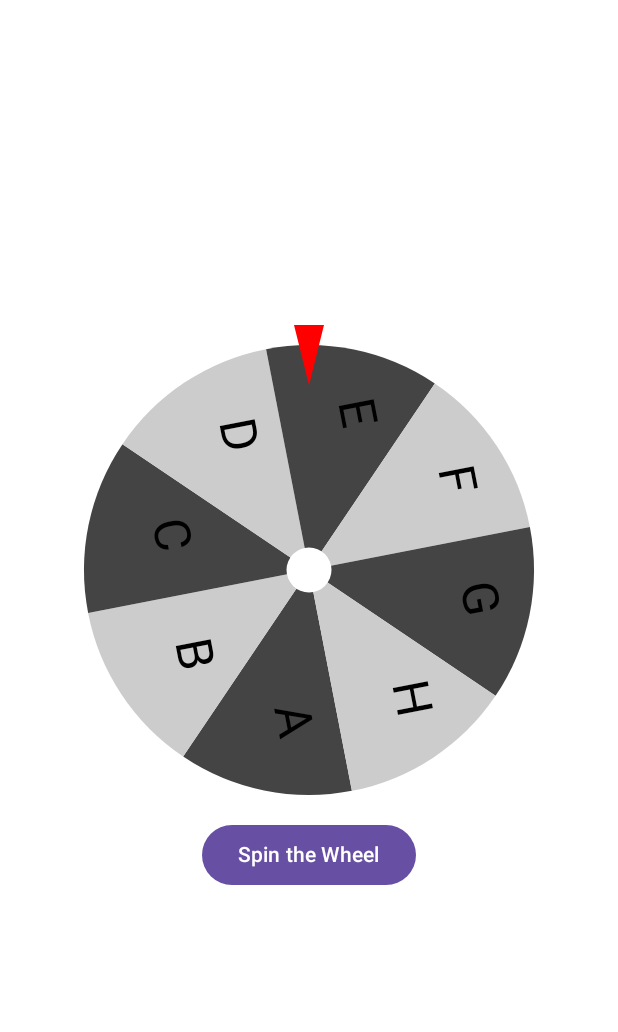
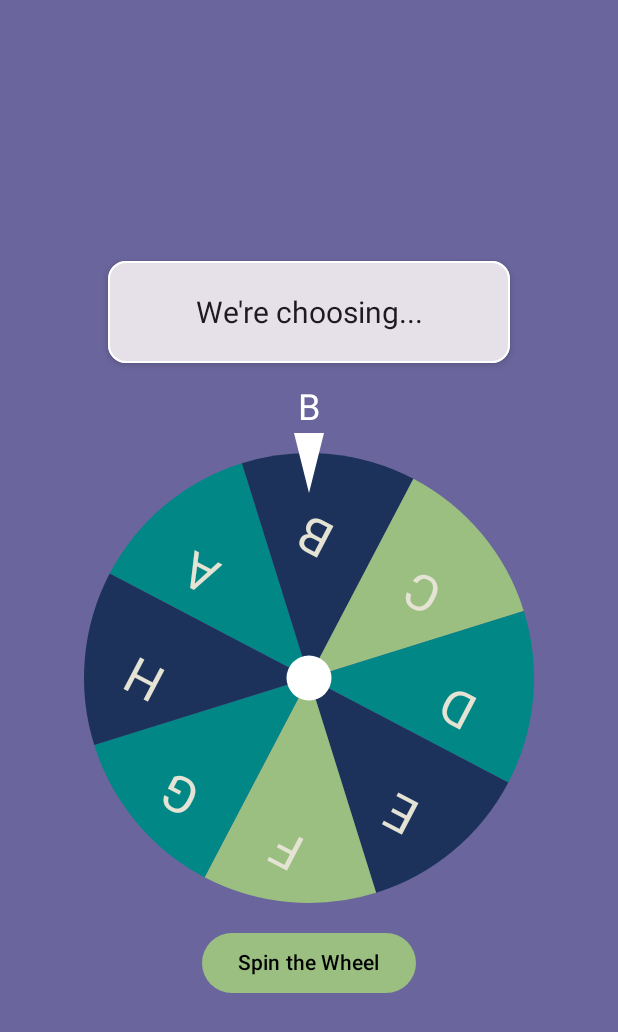
Before and after one commit to ZainabNugget/HelpMeDecide, an Android app built with Jetpack Compose: the SpinTheWheel screen opened directly, with no data from a screen before it, after a tap on "Spin the Wheel", on a phone screen of 412 x 824 dp. Shown: the top 1032 px of the screen. Run offline under Robolectric (Android 15) with nearby library versions, the phone set to English and light mode, and no system bars.

Commit message:
Finally the wheel works :)

```diff
--- a/app/build.gradle.kts
+++ b/app/build.gradle.kts
@@ -52,6 +52,7 @@ dependencies {
     implementation(libs.androidx.fragment.ktx)
     implementation(libs.kotlinx.serialization.json)
     implementation(libs.androidx.navigation.compose)
+    implementation(libs.androidx.navigation.compose.v240alpha01)
     implementation(libs.androidx.core.ktx)
     implementation(libs.androidx.lifecycle.runtime.ktx)
     implementation(libs.androidx.activity.compose)
--- a/app/src/main/java/com/griffith/helpmedecide/SpinTheWheel.kt
+++ b/app/src/main/java/com/griffith/helpmedecide/SpinTheWheel.kt
@@ -4,11 +4,13 @@ package com.griffith.helpmedecide
 * BSCH - Stage 4 MD
 * Student Number: 3088942
 * */
-
+import android.graphics.Paint
 import android.os.Bundle
+import android.util.Log
 import androidx.activity.ComponentActivity
 import androidx.activity.compose.setContent
 import androidx.compose.animation.core.*
+import androidx.compose.foundation.BorderStroke
 import androidx.compose.foundation.Canvas
 import androidx.compose.foundation.background
 import androidx.compose.foundation.layout.*
@@ -21,13 +23,16 @@ import androidx.compose.ui.geometry.Size
 import androidx.compose.ui.graphics.Color
 import androidx.compose.ui.graphics.drawscope.rotate
 import androidx.compose.ui.graphics.nativeCanvas
+import androidx.compose.ui.platform.LocalContext
+import androidx.compose.ui.text.style.TextAlign
 import androidx.compose.ui.tooling.preview.Preview
-//import androidx.compose.ui.tooling.preview.Preview
 import androidx.compose.ui.unit.dp
+import androidx.compose.ui.unit.sp
 import kotlin.math.cos
 import kotlin.math.sin
 import kotlin.random.Random
 
+var items : List<String>? = null
 class SpinTheWheel : ComponentActivity() {
     override fun onCreate(savedInstanceState: Bundle?) {
         super.onCreate(savedInstanceState)
@@ -35,14 +40,18 @@ class SpinTheWheel : ComponentActivity() {
             //This gets the list from the generate list activity!
             //This will be a dummy until the GPS stuff is completed
             val segments = listOf("A", "B", "C", "D", "E", "F","G","H") //list of items
-            val items = intent.getStringArrayListExtra("ITEMS_LIST") ?: emptyList<String>()
+            items = intent.getStringArrayListExtra("ITEMS_LIST")?.toMutableList() ?: emptyList<String>()
             val IS_USER_GENERATED = intent.getBooleanExtra("IS_USER_GENERATED", false)
+            items = intent.getStringArrayListExtra("RESTAURANT_LIST")?.toMutableList() ?: emptyList<String>()
+            val LOCATION_GENERATED = intent.getBooleanExtra("LOCATION_GENERATED", false)
             Surface(
                 modifier = Modifier.fillMaxSize(),
-                color = MaterialTheme.colorScheme.background
+                color = Color.Blue
             ) {
                 if(IS_USER_GENERATED){ //Generated by the user
-                    SpinWheelDraw(segments = items)
+                    SpinWheelDraw(segments = items!!)
+                } else if(LOCATION_GENERATED){
+                    SpinWheelDraw(segments =items!!)
                 } else { //Generated by GPS specific stuff :)
                     SpinWheelDraw(segments = segments)
                 }
@@ -52,14 +61,14 @@ class SpinTheWheel : ComponentActivity() {
 }
 
 @Composable
-fun SpinWheelDraw(segments : List<String>) {
+fun SpinWheelDraw(segments: List<String>) {
     var isSpinning by remember { mutableStateOf(false) }
     var currentRotation by remember { mutableFloatStateOf(0f) }
     var targetRotation by remember { mutableFloatStateOf(0f) }
     var selectedItem by remember { mutableStateOf("") }
+    var highlightedItem by remember { mutableStateOf(segments.first()) } // Tracks current item
     var showDialog by remember { mutableStateOf(false) }
 
-//    val segments = listOf("A", "B", "C", "D", "E", "F","G","H") //list of items
     val animatedRotation by animateFloatAsState(
         targetValue = targetRotation,
         animationSpec = tween(
@@ -68,30 +77,78 @@ fun SpinWheelDraw(segments : List<String>) {
         ),
         finishedListener = {
             isSpinning = false
-//            currentRotation = targetRotation % 360
-            val selectedIndex = (targetRotation % segments.size).toInt()
+            val normalizedRotation = targetRotation % 360
+            val segmentAngle = 360f / segments.size
+            val pointerAngle = 0f
+            val adjustedAngle = (normalizedRotation + pointerAngle) % 360
+            val selectedIndex = ((360 - adjustedAngle) / segmentAngle).toInt() % segments.size
             selectedItem = segments[selectedIndex]
             showDialog = true
         }
     )
 
+    LaunchedEffect(animatedRotation) {
+        if (isSpinning) {
+            val normalizedRotation = animatedRotation % 360
+            val segmentAngle = 360f / segments.size
+            val adjustedAngle = (360 - normalizedRotation) % 360
+            val highlightedIndex = (adjustedAngle / segmentAngle).toInt() % segments.size
+            highlightedItem = segments[highlightedIndex]
+        }
+    }
+
     Column(
         modifier = Modifier
             .fillMaxSize()
-            .background(Color.White)
+            .background(Color(LocalContext.current.getColor(R.color.light_purple)))
             .padding(16.dp),
         horizontalAlignment = Alignment.CenterHorizontally,
         verticalArrangement = Arrangement.Center
     ) {
+        Row( //Just a title card
+            modifier = Modifier.fillMaxWidth(),
+            horizontalArrangement = Arrangement.Center,
+            verticalAlignment = Alignment.CenterVertically
+        ) {
+            Card(
+                border = BorderStroke(1.dp, Color.White),
+                modifier = Modifier
+                    .size(width = 300.dp, height = 100.dp)
+                    .padding(16.dp),
+                elevation = CardDefaults.cardElevation(
+                    defaultElevation = 3.dp
+                ),
+            ) {
+                Box(
+                    modifier = Modifier.fillMaxSize(),
+                    contentAlignment = Alignment.Center
+                ) {
+                    Text(
+                        text = "We're choosing...",
+                        fontSize = 20.sp,
+                        textAlign = TextAlign.Center
+                    )
+                }
+            }
+        }
+        Text( //show the user the choices cuz its satisfying
+            text = highlightedItem,
+            fontSize = 24.sp,
+            color = Color.White,
+            modifier = Modifier.padding(bottom = 16.dp)
+        )
         DrawTheWheel(rotationAngle = animatedRotation, segments = segments)
-
-        Spacer(modifier = Modifier.height(16.dp))
+        Spacer(modifier = Modifier.height(16.dp)) //space between
         Button(
+            colors = ButtonDefaults.buttonColors(
+                containerColor = Color(LocalContext.current.getColor(R.color.light_green)),
+                contentColor = Color(LocalContext.current.getColor(R.color.black))
+            ),
             onClick = {
-                if (!isSpinning) {
-                    currentRotation = 0f
-                    val randomEndAngle = Random.nextInt(0, 360)
-                    val fullRotations = 5 * 360
+                if (!isSpinning) { //triggers the spinning animation
+                    currentRotation = targetRotation //if its 0 it doesnt spin well after the first spin
+                    val randomEndAngle = Random.nextInt(0, 360) //to randomise the choices
+                    val fullRotations = 5 * 360 //animation choice
                     targetRotation = currentRotation + fullRotations + randomEndAngle
                     isSpinning = true
                 }
@@ -101,8 +158,8 @@ fun SpinWheelDraw(segments : List<String>) {
         }
     }
 
-    if (showDialog) {
-        ShowPopupDialog(selectedItem) {
+    if (showDialog) { //if its ok to show it
+        ShowPopupDialog(selectedItem) { //selected item from the wheel
             showDialog = false
         }
     }
@@ -110,17 +167,21 @@ fun SpinWheelDraw(segments : List<String>) {
 
 @Composable
 fun DrawTheWheel(rotationAngle: Float, segments : List<String>) {
-//    val segments = listOf("A", "B", "C", "D", "E", "F","G","H") //list of items
-    val colors = listOf(Color.DarkGray, Color.LightGray)
-    Box{
+    val context = LocalContext.current //to get the colors from xml file
+    val colors = listOf( //list of colors for the wheel
+        Color(context.getColor(R.color.teal_700)),
+        Color(context.getColor(R.color.dark_blue_custom)),
+        Color(context.getColor(R.color.light_green)))
+    Box{ //using canvas to draw the wheel
         Canvas(modifier = Modifier.size(300.dp)) {
-            val canvasSize = size.minDimension
-            val radius = canvasSize / 2
+            val canvasSize = size.minDimension //define canvas size
+            val radius = canvasSize / 2 //radius of the circle
             val center = Offset(size.width / 2, size.height / 2)
             val segmentAngle = 360f / segments.size
-            rotate(degrees = rotationAngle, pivot = center) {
+            //rotate the little arcs
+            rotate(degrees = rotationAngle-90f, pivot = center) {
                 for (i in segments.indices) {
-                    val color = colors[i % 2]
+                    val color = colors[i % 3]
                     drawArc(
                         color = color,
                         startAngle = i * segmentAngle,
@@ -129,7 +190,7 @@ fun DrawTheWheel(rotationAngle: Float, segments : List<String>) {
                         size = Size(canvasSize, canvasSize),
                         topLeft = Offset((size.width - canvasSize) / 2, (size.height - canvasSize) / 2)
                     )
-
+                    Log.d("StartAngle", "${i * segmentAngle}")
                     val textAngle = (i * segmentAngle + segmentAngle / 2)
                     val textRadius = radius * 0.7f
                     val x = center.x + textRadius * cos(Math.toRadians(textAngle.toDouble())).toFloat()
@@ -137,14 +198,27 @@ fun DrawTheWheel(rotationAngle: Float, segments : List<String>) {
 
                     drawContext.canvas.nativeCanvas.apply {
                         save()
-                        //rotate(textAngle)
+                        //Truncate the strings, because when theyre too long they look ugly
+                        val paint = Paint().apply {
+                            textSize = 50f
+                            textAlign = Paint.Align.CENTER
+                        }
+                        val maxWidth = 200f
+                        var textToDraw = segments[i]
+                        while (paint.measureText(textToDraw) > maxWidth && textToDraw.isNotEmpty()) {
+                            textToDraw = textToDraw.dropLast(1) // Remove the last character
+                        }
+                        if (textToDraw != segments[i]) {
+                            textToDraw = textToDraw.dropLast(3)
+                        }
                         drawText(
-                            segments[i],
+                            textToDraw,
                             x,
                             y,
-                            android.graphics.Paint().apply {
+                            Paint().apply {
+                                setColor(context.getColor(R.color.off_white))
                                 textSize = 50f
-                                textAlign = android.graphics.Paint.Align.CENTER
+                                textAlign = Paint.Align.CENTER
                             }
                         )
                         restore()
@@ -160,12 +234,13 @@ fun DrawTheWheel(rotationAngle: Float, segments : List<String>) {
                 lineTo(center.x, center.y - radius + 40f)
                 close()
             }
-            drawPath(path = trianglePath, color = Color.Red)
+            drawPath(path = trianglePath, color = Color.White)
         }
     }
 
 }
-@Composable
+
+@Composable //popup dialog with string and onDismiss :)
 fun ShowPopupDialog(item: String, onDismiss: () -> Unit) {
     AlertDialog(
         onDismissRequest = onDismiss,
@@ -176,23 +251,20 @@ fun ShowPopupDialog(item: String, onDismiss: () -> Unit) {
                 Button(onClick = onDismiss) {
                     Text("Try Again")
                 }
-                Button(onClick = onDismiss) {
-                    Text("Remove")
-                }
             }
         }
     )
 }
 
-@Preview
-@Composable
-fun PreviewPopupDialog(){
-    ShowPopupDialog(item = "HI") { }
-}
+//@Preview
+//@Composable
+//fun PreviewPopupDialog(){
+//    ShowPopupDialog(item = "HI") { }
+//}
 
 //To debug and stuff
-//@Preview(showBackground = true)
-//@Composable
-//fun PreviewSpinWheelApp() {
-//    SpinWheelDraw(segments = items)
-//}
+@Preview(showBackground = true)
+@Composable
+fun PreviewSpinWheelApp() {
+    SpinWheelDraw(segments = listOf("1", "2", "3", "4", "5", "6"))
+}
--- a/app/src/main/res/values/themes.xml
+++ b/app/src/main/res/values/themes.xml
@@ -19,6 +19,5 @@
     <style name="Theme.HelpMeDecide" parent="Theme.AppCompat.Light.NoActionBar">
         <!-- Customize as needed -->
     </style>
-
     <style name="Theme.LocationService" parent="Theme.MaterialComponents.DayNight.NoActionBar"/>
 </resources>
--- a/gradle/libs.versions.toml
+++ b/gradle/libs.versions.toml
@@ -21,6 +21,7 @@ appcompat = "1.6.1"
 material = "1.10.0"
 activity = "1.9.3"
 constraintlayout = "2.1.4"
+navigationComposeVersion = "2.4.0-alpha01"
 places = "3.5.0"
 playServicesLocation = "21.3.0"
 secretsGradlePlugin = "2.0.1"
@@ -33,6 +34,7 @@ androidx-appcompat-v192 = { module = "androidx.appcompat:appcompat", version.ref
 androidx-core-ktx = { group = "androidx.core", name = "core-ktx", version.ref = "coreKtx" }
 androidx-fragment-ktx = { module = "androidx.fragment:fragment-ktx", version.ref = "fragmentKtx" }
 androidx-navigation-compose = { module = "androidx.navigation:navigation-compose", version.ref = "navigationCompose" }
+androidx-navigation-compose-v240alpha01 = { module = "androidx.navigation:navigation-compose", version.ref = "navigationComposeVersion" }
 junit = { group = "junit", name = "junit", version.ref = "junit" }
 androidx-junit = { group = "androidx.test.ext", name = "junit", version.ref = "junitVersion" }
 androidx-espresso-core = { group = "androidx.test.espresso", name = "espresso-core", version.ref = "espressoCore" }
```
Also changed, not shown: app/src/main/java/com/griffith/helpmedecide/GenerateList.kt (+18 -10 lines), app/src/main/java/com/griffith/helpmedecide/HomePage.kt (+5 -9 lines), app/src/main/java/com/griffith/helpmedecide/LocationService.kt (+75 -25 lines), app/src/main/java/com/griffith/helpmedecide/MainActivity.kt (+3 -4 lines), app/src/main/java/com/griffith/helpmedecide/RollTheDice.kt (+87 -1 lines), app/src/main/res/layout/activity_location_service.xml (+13 -7 lines).
